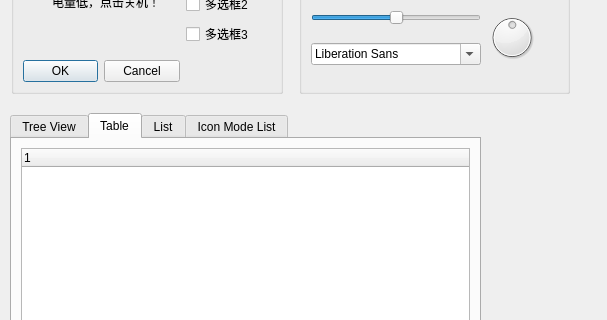
The window that resources/forms/widget_gallery.ui (daxmate/learning-pyside6) describes before a commit, drawn with Qt 5; both pictures show x 0 to 607 and y 227 to 547 of the 802 by 906 pixel window.
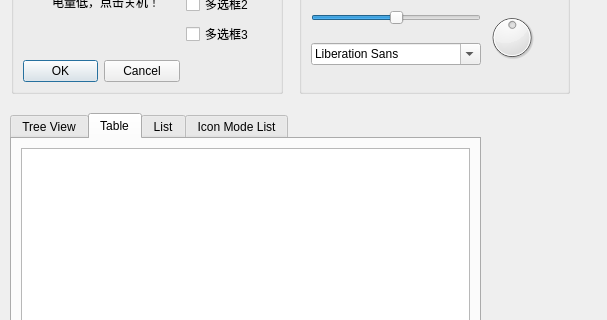
The same window after the commit. The open tabs and pages were chosen to show the change. Icons and pictures are not drawn. Custom widgets are drawn as their Qt base class.

Commit message: 开始实现tableWidget

What changed in the file:
```diff
--- a/resources/forms/widget_gallery.ui
+++ b/resources/forms/widget_gallery.ui
@@ -70,13 +70,7 @@
     </attribute>
     <layout class="QHBoxLayout" name="horizontalLayout_6">
      <item>
-      <widget class="QTreeWidget" name="treeWidget">
-       <column>
-        <property name="text">
-         <string notr="true">1</string>
-        </property>
-       </column>
-      </widget>
+      <widget class="QListWidget" name="listWidget"/>
      </item>
     </layout>
    </widget>
```
Left out of the diff: 4 changed lines with no effect on the pictures. The commit also changes 1 other file.
